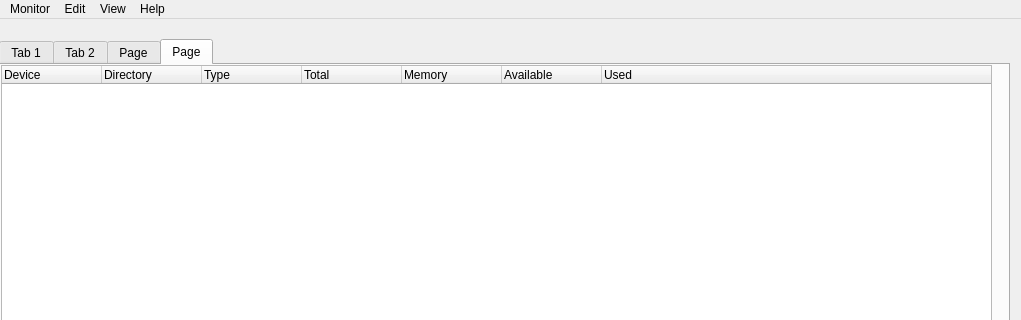
Before: the Qt Designer form systemmonitor.ui in brianhuang1000/hwmon, drawn with Qt 5; both pictures show x 0 to 1021 and y 0 to 320 of the 1021 by 919 pixel window.
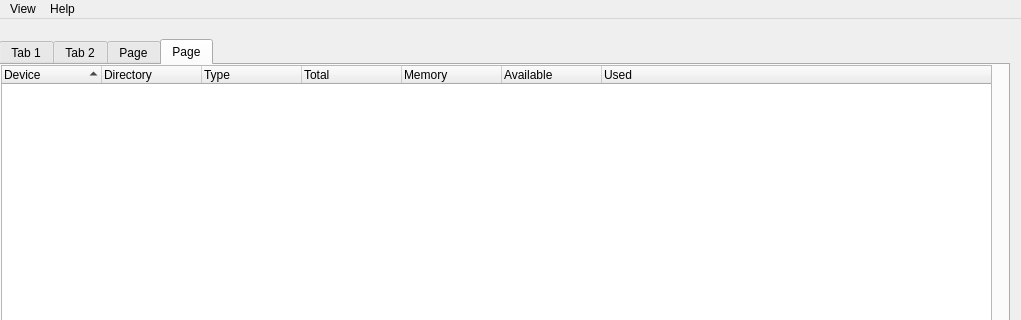
After: the same form once the commit is applied. The open tabs and pages were chosen to show the change.

Diff of the .ui file:
```diff
--- a/systemmonitor.ui
+++ b/systemmonitor.ui
@@ -178,7 +178,7 @@
        </rect>
       </property>
       <property name="sortingEnabled">
-       <bool>false</bool>
+       <bool>true</bool>
       </property>
       <property name="animated">
        <bool>false</bool>
@@ -237,16 +237,6 @@
    <property name="nativeMenuBar">
     <bool>false</bool>
    </property>
-   <widget class="QMenu" name="menuMonitor">
-    <property name="title">
-     <string>Monitor</string>
-    </property>
-   </widget>
-   <widget class="QMenu" name="menuEdit">
-    <property name="title">
-     <string>Edit</string>
-    </property>
-   </widget>
    <widget class="QMenu" name="menuResources">
     <property name="title">
      <string>View</string>
@@ -269,8 +259,6 @@
      <string>Help</string>
     </property>
    </widget>
-   <addaction name="menuMonitor"/>
-   <addaction name="menuEdit"/>
    <addaction name="menuResources"/>
    <addaction name="menuFile_System"/>
   </widget>
```
Left out of the diff: 10 changed lines with no effect on the pictures.
